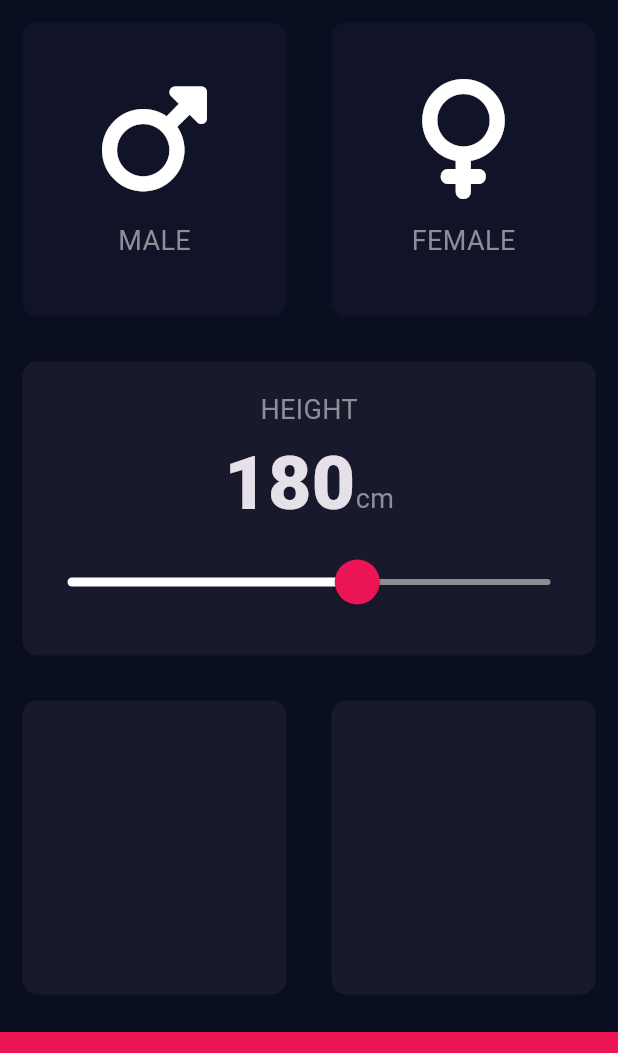
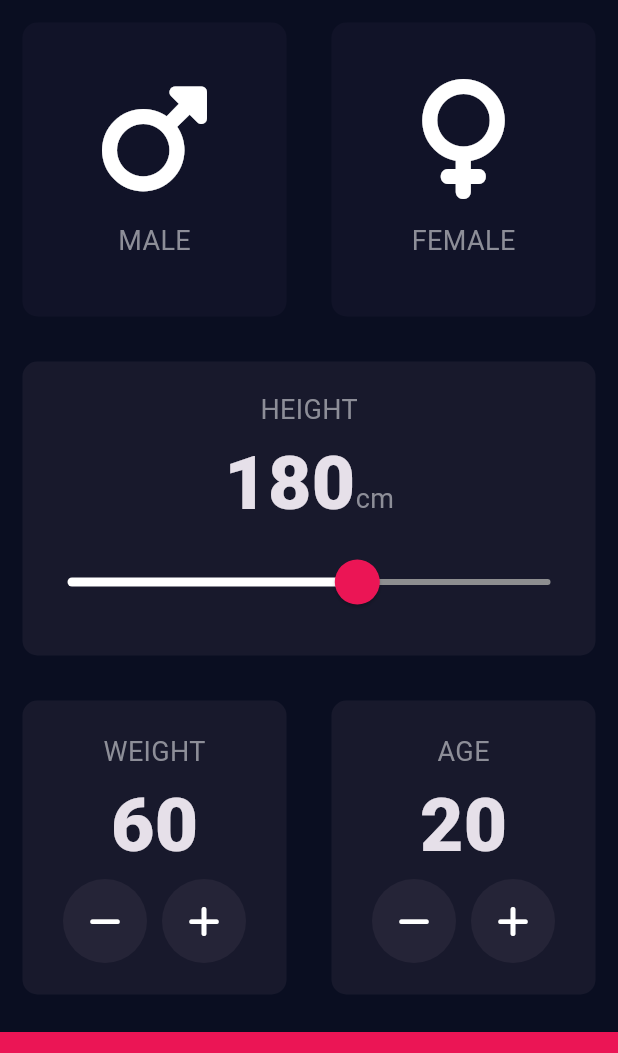
Before and after one commit to dil-nawaz-khan/bmi_calculator_flutter, a Flutter app: the screen it shows after launch, on a phone screen of 412 x 824 dp, the part 84-1137 px from its top. Run offline on Flutter 3.47's test engine with Material 3 defaults, Android fonts, the phone set to English and light mode, and no system bars; our stand-ins replace font_awesome_flutter.

Commit message:
UI for input BMI

```diff
--- a/lib/input_page.dart
+++ b/lib/input_page.dart
@@ -18,6 +18,8 @@ class InputPage extends StatefulWidget {
 class _InputPageState extends State<InputPage> {
   Gender? selectedGender;
   int height = 180;
+  int weight = 60;
+  int age = 20;
 
   @override
   Widget build(BuildContext context) {
@@ -113,8 +115,74 @@ class _InputPageState extends State<InputPage> {
           Expanded(
             child: Row(
               children: [
-                Expanded(child: ReusableCard(color: kActiveCardColor)),
-                Expanded(child: ReusableCard(color: kActiveCardColor)),
+                Expanded(
+                  child: ReusableCard(
+                    color: kActiveCardColor,
+                    cardChild: Column(
+                      mainAxisAlignment: MainAxisAlignment.center,
+                      children: [
+                        Text('WEIGHT', style: kLabelTextStyle),
+                        Text(weight.toString(), style: kNumberTextStyle),
+                        Row(
+                          mainAxisAlignment: MainAxisAlignment.center,
+                          children: [
+                            RoundIconButton(
+                              icon: FontAwesomeIcons.minus,
+                              onPress: () {
+                                setState(() {
+                                  weight--;
+                                });
+                              },
+                            ),
+                            SizedBox(width: 10.0),
+                            RoundIconButton(
+                              icon: FontAwesomeIcons.plus,
+                              onPress: () {
+                                setState(() {
+                                  weight++;
+                                });
+                              },
+                            ),
+                          ],
+                        ),
+                      ],
+                    ),
+                  ),
+                ),
+                Expanded(
+                  child: ReusableCard(
+                    color: kActiveCardColor,
+                    cardChild: Column(
+                      mainAxisAlignment: MainAxisAlignment.center,
+                      children: [
+                        Text('AGE', style: kLabelTextStyle),
+                        Text(age.toString(), style: kNumberTextStyle),
+                        Row(
+                          mainAxisAlignment: MainAxisAlignment.center,
+                          children: [
+                            RoundIconButton(
+                              icon: FontAwesomeIcons.minus,
+                              onPress: () {
+                                setState(() {
+                                  age--;
+                                });
+                              },
+                            ),
+                            SizedBox(width: 10.0),
+                            RoundIconButton(
+                              icon: FontAwesomeIcons.plus,
+                              onPress: () {
+                                setState(() {
+                                  age++;
+                                });
+                              },
+                            ),
+                          ],
+                        ),
+                      ],
+                    ),
+                  ),
+                ),
               ],
             ),
           ),
@@ -129,3 +197,24 @@ class _InputPageState extends State<InputPage> {
     );
   }
 }
+
+class RoundIconButton extends StatelessWidget {
+  const RoundIconButton({super.key, required this.icon, required this.onPress});
+
+  final IconData icon;
+
+  final VoidCallback onPress;
+
+  @override
+  Widget build(BuildContext context) {
+    return RawMaterialButton(
+      shape: CircleBorder(),
+      fillColor: kActiveCardColor,
+      constraints: BoxConstraints.tightFor(width: 56.0, height: 56.0),
+      elevation: 0.0,
+      disabledElevation: 0.0,
+      onPressed: onPress,
+      child: Icon(icon),
+    );
+  }
+}
```
